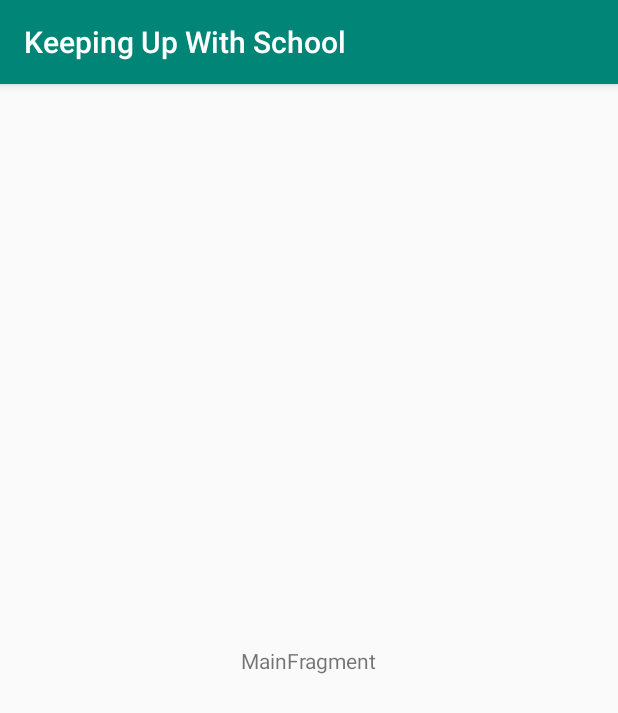
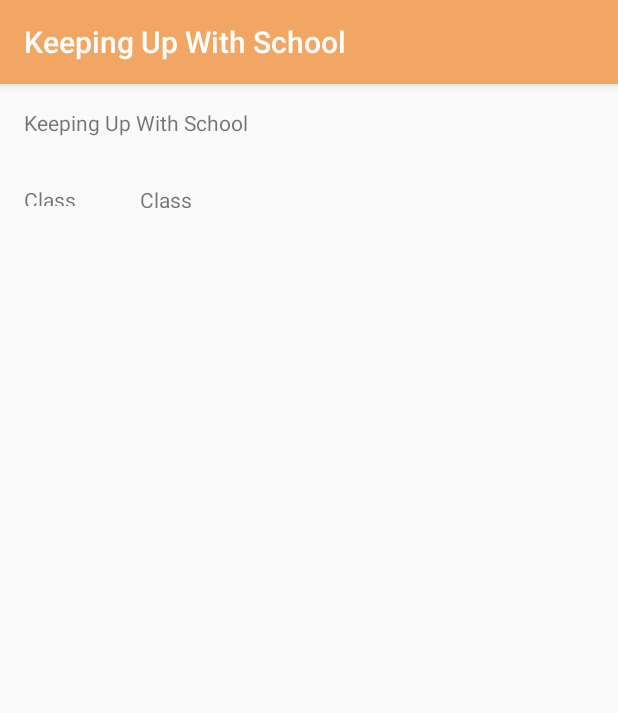
Before and after one commit to Clemenks/KeepingUpWithSchoolQ, an Android app: the screen it shows after launch (MainActivity), on a phone screen of 412 x 824 dp. Shown: the top 713 px of the screen. Run offline under Robolectric (Android 15) with nearby library versions, the phone set to English and light mode, and no system bars.

Commit message:
Add Colors and Start on Layout

```diff
--- a/app/src/main/res/layout/main_fragment.xml
+++ b/app/src/main/res/layout/main_fragment.xml
@@ -8,13 +8,32 @@
     tools:context=".ui.main.MainFragment">
 
     <TextView
-        android:id="@+id/message"
+        android:id="@+id/lblKeepUWS"
         android:layout_width="wrap_content"
         android:layout_height="wrap_content"
-        android:text="MainFragment"
-        app:layout_constraintBottom_toBottomOf="parent"
-        app:layout_constraintEnd_toEndOf="parent"
+        android:layout_marginStart="16dp"
+        android:layout_marginTop="16dp"
+        android:text="@string/KeepingUpWithSchool"
         app:layout_constraintStart_toStartOf="parent"
         app:layout_constraintTop_toTopOf="parent" />
 
+    <TextView
+        android:id="@+id/lblClass"
+        android:layout_width="69dp"
+        android:layout_height="14dp"
+        android:layout_marginStart="16dp"
+        android:layout_marginTop="32dp"
+        android:text="@string/ClassName"
+        app:layout_constraintStart_toStartOf="parent"
+        app:layout_constraintTop_toBottomOf="@+id/lblKeepUWS" />
+
+    <TextView
+        android:id="@+id/ClassNameResult"
+        android:layout_width="57dp"
+        android:layout_height="15dp"
+        android:layout_marginStart="8dp"
+        android:layout_marginTop="32dp"
+        android:text="@string/ClassName"
+        app:layout_constraintStart_toEndOf="@+id/lblClass"
+        app:layout_constraintTop_toBottomOf="@+id/lblKeepUWS" />
 </androidx.constraintlayout.widget.ConstraintLayout>
--- a/app/src/main/res/values/colors.xml
+++ b/app/src/main/res/values/colors.xml
@@ -1,6 +1,6 @@
 <?xml version="1.0" encoding="utf-8"?>
 <resources>
-    <color name="colorPrimary">#008577</color>
-    <color name="colorPrimaryDark">#00574B</color>
-    <color name="colorAccent">#D81B60</color>
+    <color name="colorPrimary">#F2A663</color>
+    <color name="colorPrimaryDark">#D69358</color>
+    <color name="colorAccent">#E64E46</color>
 </resources>
--- a/app/src/main/res/values/strings.xml
+++ b/app/src/main/res/values/strings.xml
@@ -1,3 +1,6 @@
 <resources>
     <string name="app_name">Keeping Up With School</string>
+    <string name="KeepingUpWithSchool">Keeping Up With School</string>
+    <string name="KeepingUpWithSchool">Keeping Up With School</string>
+    <string name="ClassName">Class Name</string>
 </resources>
```
